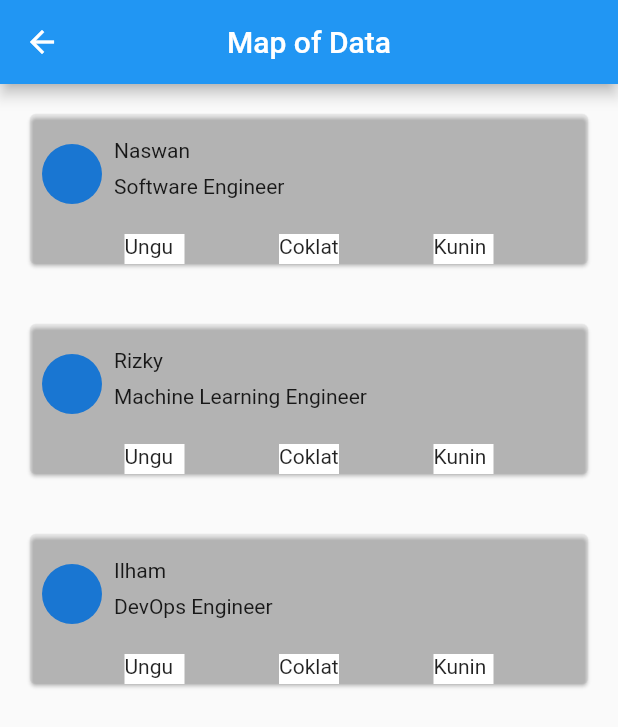
After one commit to protheeuz/course-track, a Flutter app: the KelasMap screen opened directly, on a phone screen of 412 x 824 dp. The commit adds this screen. Shown: the top 727 px of the screen. Run offline on Flutter 3.47's test engine with Material 2 defaults, Android fonts, the phone set to English and light mode, and no system bars.

Commit message:
date format & list of mapping courses

```diff
--- /dev/null
+++ b/lib/date.dart
@@ -0,0 +1,20 @@
+import 'package:flutter/material.dart';
+import 'package:intl/intl.dart';
+
+class FormatWaktu extends StatelessWidget {
+  const FormatWaktu({super.key});
+
+  @override
+  Widget build(BuildContext context) {
+    return Scaffold(
+        appBar: AppBar(
+          title: const Text("Format Waktu"),
+          centerTitle: true,
+        ),
+        body: Center(
+          child: Text(
+            DateFormat('EEEE, d MMMM y').format(DateTime.now()),
+          ),
+        ));
+  }
+}
--- a/lib/ext_widget.dart
+++ b/lib/ext_widget.dart
@@ -6,6 +6,7 @@ void main() {
 
 class ExtWgt extends StatelessWidget {
   const ExtWgt({super.key});
+
 
   @override
   Widget build(BuildContext context) {
--- a/lib/main.dart
+++ b/lib/main.dart
@@ -1,7 +1,5 @@
 import 'package:flutter/material.dart';
-import 'package:flutter_section2/ext_widget.dart';
-import 'package:flutter_section2/tabbar/tabbar_view.dart';
-
+import 'package:flutter_section2/date.dart';
 
 void main() {
   runApp(const MyApp());
@@ -14,7 +12,7 @@ class MyApp extends StatelessWidget {
   Widget build(BuildContext context) {
     return const MaterialApp(
       debugShowCheckedModeBanner: false,
-      home: TbView(),
+      home: FormatWaktu(),
     );
   }
 }
--- /dev/null
+++ b/lib/map_data.dart
@@ -0,0 +1,84 @@
+import 'package:flutter/material.dart';
+
+class KelasMap extends StatelessWidget {
+  // const KelasMap({super.key});
+
+  final List<Map<String, dynamic>> myProfile = [
+    {
+      "name": "Naswan",
+      "title": "Software Engineer",
+      "fColors": ["Ungu", "Coklat", "Kuning"],
+    },
+    {
+      "name": "Rizky",
+      "title": "Machine Learning Engineer",
+      "fColors": ["Ungu", "Coklat", "Kuning"],
+    },
+    {
+      "name": "Ilham",
+      "title": "DevOps Engineer",
+      "fColors": ["Ungu", "Coklat", "Kuning"],
+    },
+  ];
+
+  @override
+  Widget build(BuildContext context) {
+    return Scaffold(
+      appBar: AppBar(
+        title: const Text("Map of Data"),
+        centerTitle: true,
+      ),
+      body: ListView(
+          children: myProfile.map((data) {
+        List myfColors = data['fColors'];
+        return Card(
+          color: Colors.grey.withOpacity(0.1),
+          margin: const EdgeInsets.all(20),
+          child: Column(
+            children: [
+              Padding(
+                padding: const EdgeInsets.all(8.0),
+                child: Row(
+                  children: [
+                    const CircleAvatar(),
+                    Padding(
+                      padding: const EdgeInsets.all(8.0),
+                      child: Column(
+                        mainAxisAlignment: MainAxisAlignment.center,
+                        crossAxisAlignment: CrossAxisAlignment.start,
+                        children: [
+                          Text("${data['name']}"),
+                          const SizedBox(
+                            height: 8,
+                          ),
+                          Text("${data['title']}"),
+                          const SizedBox(
+                            height: 8,
+                          ),
+                        ],
+                      ),
+                    )
+                  ],
+                ),
+              ),
+              SingleChildScrollView(
+                scrollDirection: Axis.vertical,
+                child: Row(
+                  mainAxisAlignment: MainAxisAlignment.spaceEvenly,
+                  children: myfColors.map((color) {
+                    return Container(
+                      color: Colors.white,
+                      height: 20,
+                      width: 40,
+                      child: Text(color),
+                    );
+                  }).toList(),
+                ),
+              )
+            ],
+          ),
+        );
+      }).toList()),
+    );
+  }
+}
```
Also changed, not shown: pubspec.yaml (+4 -12 lines), 2 other files.
